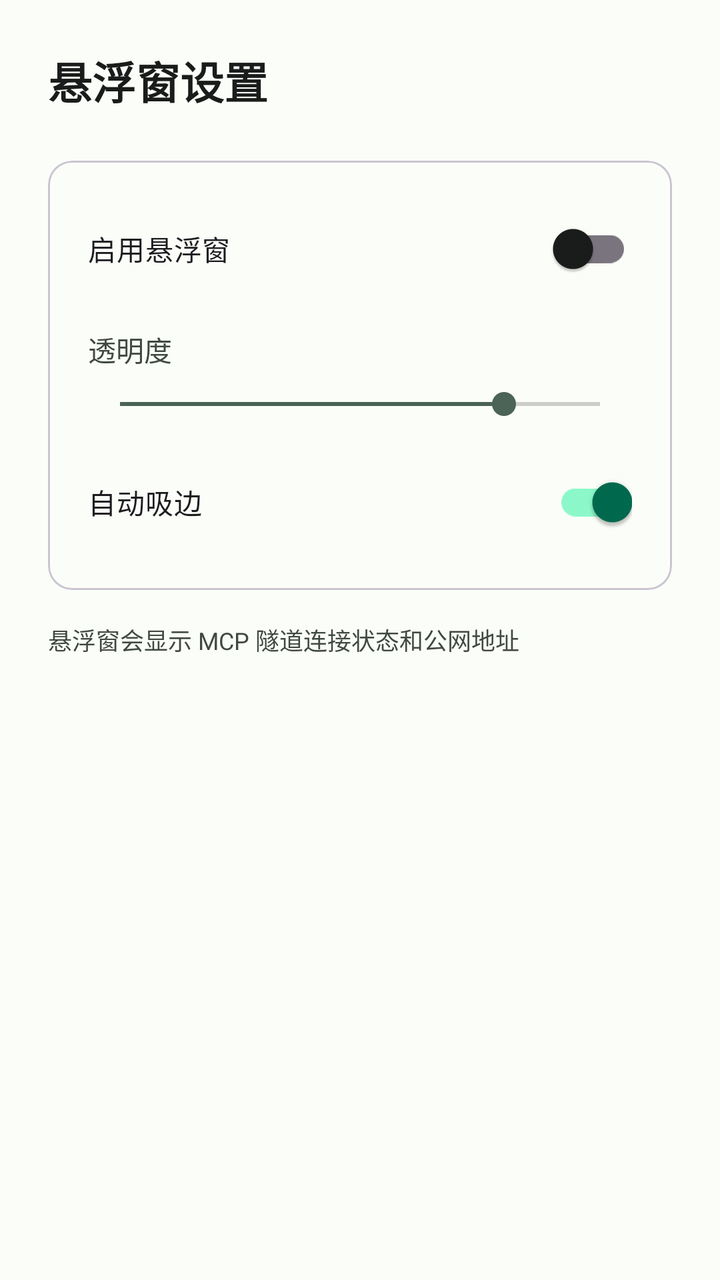
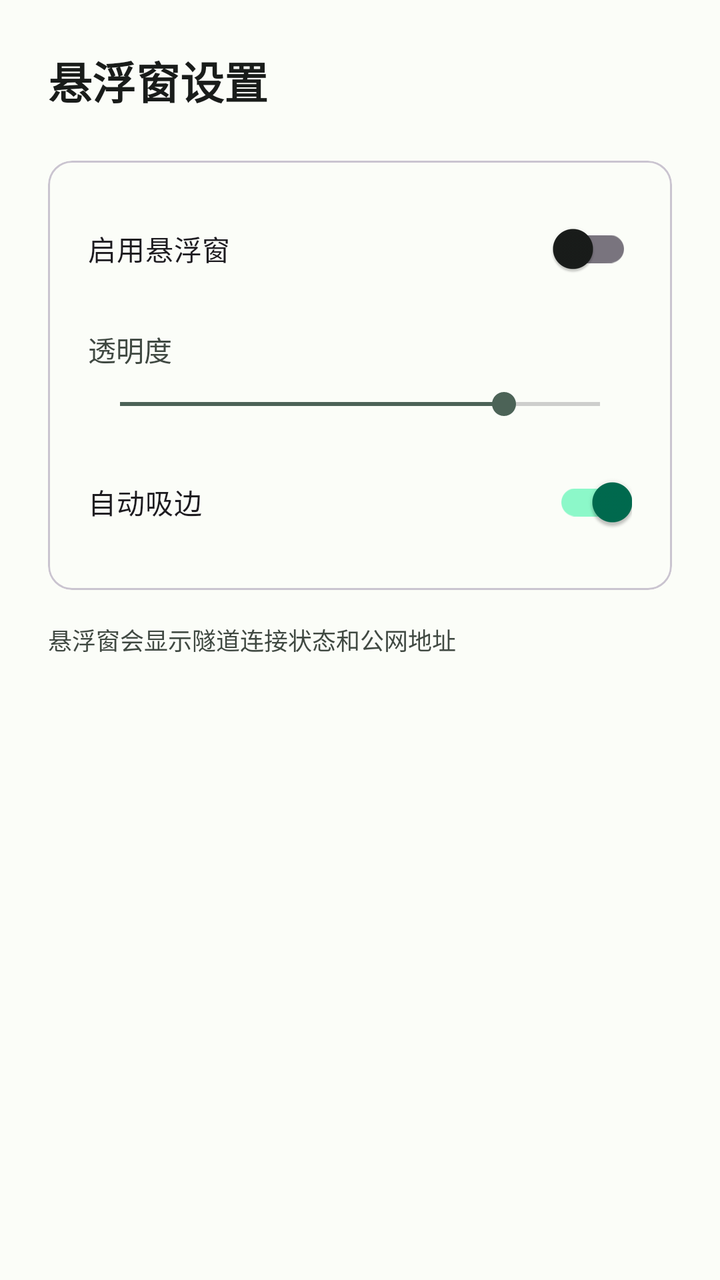

Compare the two renders of this Android layout. The source of the first and the diff that turns it into the second are given below.
<!-- AndroidManifest.xml: application theme Theme.MCPBridgeEnhanced -->
<!-- res/layout/activity_float_setting.xml -->
<?xml version="1.0" encoding="utf-8"?>
<LinearLayout xmlns:android="http://schemas.android.com/apk/res/android"
    android:layout_width="match_parent"
    android:layout_height="match_parent"
    android:orientation="vertical"
    android:padding="24dp"
    android:background="?attr/colorSurface">

    <TextView
        android:layout_width="wrap_content"
        android:layout_height="wrap_content"
        android:text="悬浮窗设置"
        android:textSize="22sp"
        android:textStyle="bold"
        android:textColor="?attr/colorOnSurface"
        android:layout_marginBottom="24dp" />

    <com.google.android.material.card.MaterialCardView
        android:layout_width="match_parent"
        android:layout_height="wrap_content"
        style="@style/Widget.Material3.CardView.Outlined"
        android:layout_marginBottom="16dp">

        <LinearLayout
            android:layout_width="match_parent"
            android:layout_height="wrap_content"
            android:orientation="vertical"
            android:padding="20dp">

            <com.google.android.material.switchmaterial.SwitchMaterial
                android:id="@+id/switchFloatWindow"
                android:layout_width="match_parent"
                android:layout_height="wrap_content"
                android:text="启用悬浮窗"
                android:layout_marginBottom="16dp" />

            <TextView
                android:layout_width="wrap_content"
                android:layout_height="wrap_content"
                android:text="透明度"
                android:textSize="14sp"
                android:textColor="?attr/colorOnSurfaceVariant"
                android:layout_marginBottom="8dp" />

            <SeekBar
                android:id="@+id/seekBarOpacity"
                android:layout_width="match_parent"
                android:layout_height="wrap_content"
                android:max="100"
                android:progress="80"
                android:layout_marginBottom="16dp" />

            <com.google.android.material.switchmaterial.SwitchMaterial
                android:id="@+id/switchAutoEdge"
                android:layout_width="match_parent"
                android:layout_height="wrap_content"
                android:text="自动吸边"
                android:checked="true" />
        </LinearLayout>
    </com.google.android.material.card.MaterialCardView>

    <TextView
        android:layout_width="wrap_content"
        android:layout_height="wrap_content"
        android:text="悬浮窗会显示 MCP 隧道连接状态和公网地址"
        android:textSize="12sp"
        android:textColor="?attr/colorOnSurfaceVariant" />

</LinearLayout>
<!-- resources referenced by this layout -->
<resources>
  <style name="Theme.MCPBridgeEnhanced" parent="Theme.Material3.DayNight.NoActionBar">
          <item name="colorPrimary">@color/primary</item>
          <item name="colorOnPrimary">@color/on_primary</item>
          <item name="colorPrimaryContainer">@color/primary_container</item>
          <item name="colorOnPrimaryContainer">@color/on_primary_container</item>
          <item name="colorSecondary">@color/secondary</item>
          <item name="colorOnSecondary">@color/on_secondary</item>
          <item name="colorSecondaryContainer">@color/secondary_container</item>
          <item name="colorOnSecondaryContainer">@color/on_secondary_container</item>
          <item name="colorTertiary">@color/tertiary</item>
          <item name="colorOnTertiary">@color/on_tertiary</item>
          <item name="colorTertiaryContainer">@color/tertiary_container</item>
          <item name="colorOnTertiaryContainer">@color/on_tertiary_container</item>
          <item name="android:colorBackground">@color/background</item>
          <item name="colorOnBackground">@color/on_background</item>
          <item name="colorSurface">@color/surface</item>
          <item name="colorOnSurface">@color/on_surface</item>
          <item name="colorSurfaceVariant">@color/surface_variant</item>
          <item name="colorOnSurfaceVariant">@color/on_surface_variant</item>
          <item name="colorError">@color/error</item>
          <item name="colorOnError">@color/on_error</item>
          <item name="colorErrorContainer">@color/error_container</item>
      </style>
  <color name="primary">#006B4F</color>
  <color name="on_primary">#FFFFFF</color>
  <color name="primary_container">#8CF8C9</color>
  <color name="on_primary_container">#002115</color>
  <color name="secondary">#4C6357</color>
  <color name="on_secondary">#FFFFFF</color>
  <color name="secondary_container">#CFE9D9</color>
  <color name="on_secondary_container">#092015</color>
  <color name="tertiary">#3D6473</color>
  <color name="on_tertiary">#FFFFFF</color>
  <color name="tertiary_container">#C0E8FB</color>
  <color name="on_tertiary_container">#001F29</color>
  <color name="background">#FBFDF8</color>
  <color name="on_background">#191C1A</color>
  <color name="surface">#FBFDF8</color>
  <color name="on_surface">#191C1A</color>
  <color name="surface_variant">#DBE5DD</color>
  <color name="on_surface_variant">#404942</color>
  <color name="error">#BA1A1A</color>
  <color name="on_error">#FFFFFF</color>
  <color name="error_container">#FFDAD6</color>
</resources>

<!-- the commit's change to res/layout/activity_float_setting.xml (unified diff, before → after) -->
@@ -62,7 +62,7 @@
     <TextView
         android:layout_width="wrap_content"
         android:layout_height="wrap_content"
-        android:text="悬浮窗会显示 MCP 隧道连接状态和公网地址"
+        android:text="悬浮窗会显示隧道连接状态和公网地址"
         android:textSize="12sp"
         android:textColor="?attr/colorOnSurfaceVariant" />
 
